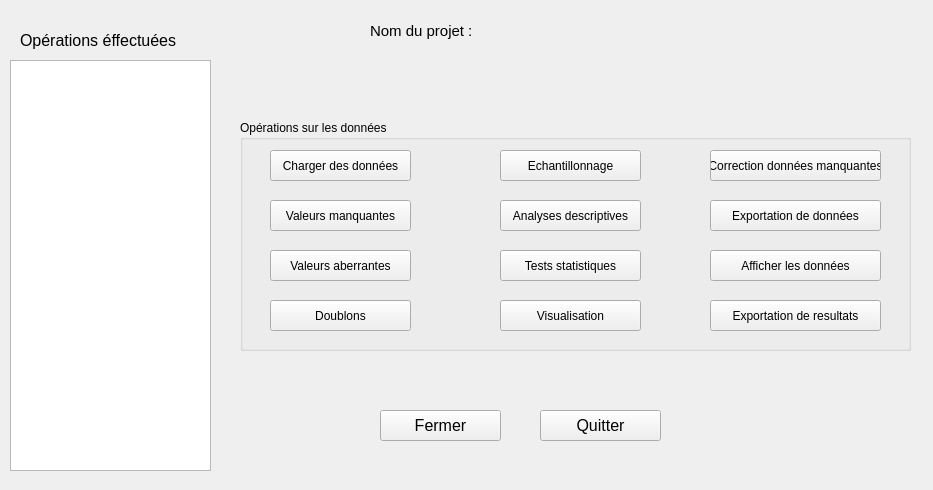
The window that ui/projectopened.ui (cheikabbas/dms) describes before a commit, drawn with Qt 5.
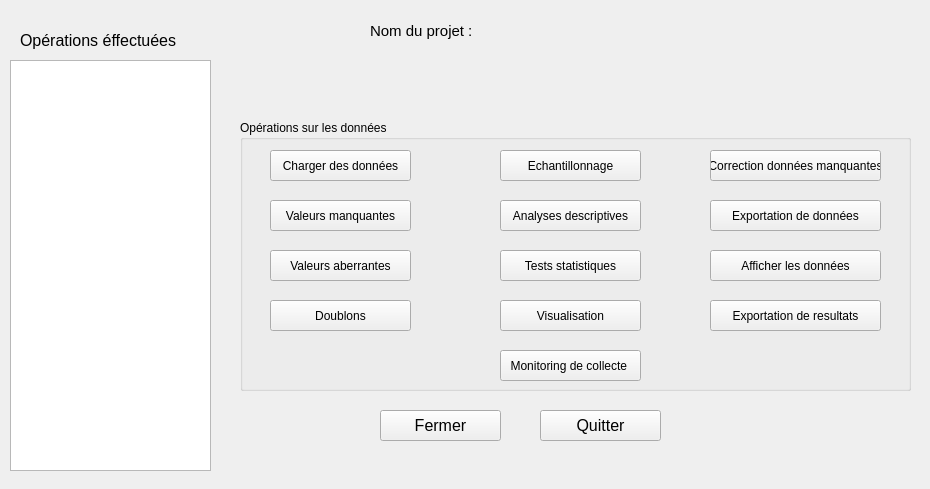
The same window after the commit.

Commit message: Data collection monitoring module

```diff
--- a/ui/projectopened.ui
+++ b/ui/projectopened.ui
@@ -6,8 +6,8 @@
    <rect>
     <x>0</x>
     <y>0</y>
-    <width>933</width>
-    <height>490</height>
+    <width>930</width>
+    <height>489</height>
    </rect>
   </property>
   <property name="windowTitle">
@@ -19,7 +19,7 @@
      <x>240</x>
      <y>120</y>
      <width>671</width>
-     <height>231</height>
+     <height>271</height>
     </rect>
    </property>
    <property name="title">
@@ -181,6 +181,19 @@
      <string>Exportation de données</string>
     </property>
    </widget>
+   <widget class="QPushButton" name="monitoring_btn">
+    <property name="geometry">
+     <rect>
+      <x>260</x>
+      <y>230</y>
+      <width>141</width>
+      <height>31</height>
+     </rect>
+    </property>
+    <property name="text">
+     <string>Monitoring de collecte </string>
+    </property>
+   </widget>
   </widget>
   <widget class="QPushButton" name="quitter">
    <property name="geometry">
```
The commit also changes 4 other files.
